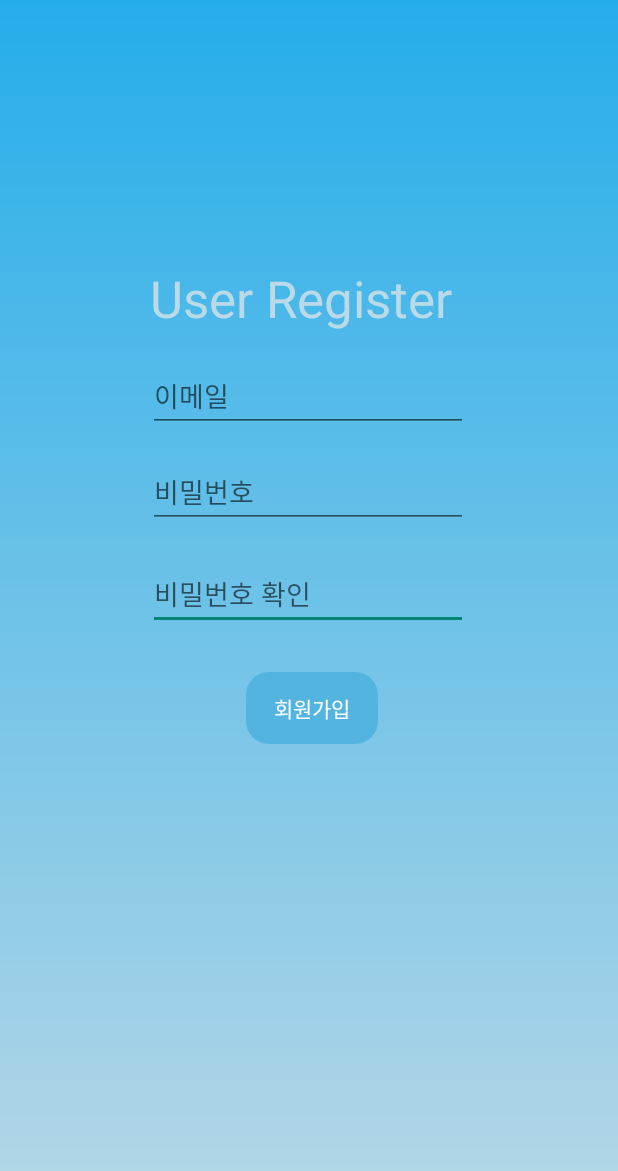
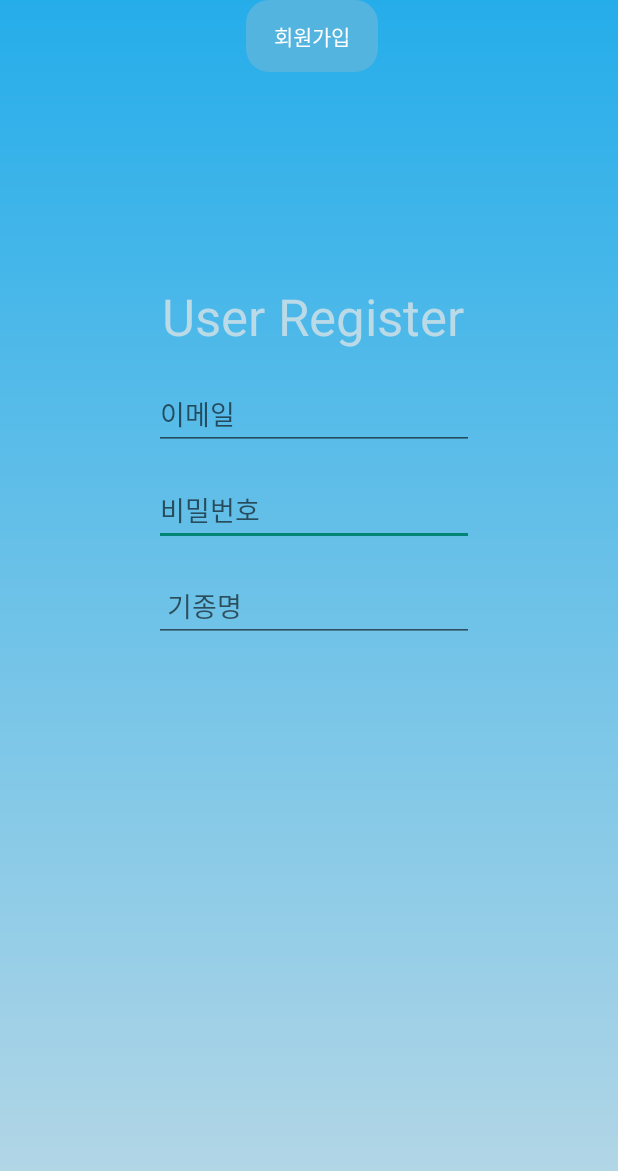
Before and after one commit to minsik0717/VTL_Helper, an Android app: the Register screen opened directly, with no data from a screen before it, on a phone screen of 412 x 824 dp. Shown: the top 1171 px of the screen. Run offline under Robolectric (Android 15) with nearby library versions, the phone set to English and light mode, and no system bars.

Commit message:
회원가입 화면 수정

```diff
--- a/app/src/main/res/layout/activity_register.xml
+++ b/app/src/main/res/layout/activity_register.xml
@@ -7,26 +7,13 @@
     android:background="@drawable/gradient_background"
     tools:context=".Register">
 
-    <EditText
-        android:id="@+id/edit_pwd"
-        android:layout_width="wrap_content"
-        android:layout_height="wrap_content"
-        android:layout_marginTop="20dp"
-        android:ems="10"
-        android:hint="비밀번호 확인"
-        android:inputType="textPassword"
-        app:layout_constraintEnd_toEndOf="parent"
-        app:layout_constraintHorizontal_bias="0.497"
-        app:layout_constraintStart_toStartOf="parent"
-        app:layout_constraintTop_toBottomOf="@+id/edit_pw" />
-
     <TextView
         android:id="@+id/textView8"
         android:layout_width="wrap_content"
         android:layout_height="wrap_content"
-        android:layout_marginStart="100dp"
-        android:layout_marginLeft="100dp"
-        android:layout_marginTop="176dp"
+        android:layout_marginStart="108dp"
+        android:layout_marginLeft="108dp"
+        android:layout_marginTop="188dp"
         android:text="User Register"
         android:textColor="#BADAE8"
         android:textSize="34sp"
@@ -34,20 +21,7 @@
         app:layout_constraintTop_toTopOf="parent" />
 
     <EditText
-        android:id="@+id/edit_email"
-        android:layout_width="wrap_content"
-        android:layout_height="wrap_content"
-        android:layout_marginTop="240dp"
-        android:ems="10"
-        android:hint="이메일"
-        android:inputType="textPersonName"
-        app:layout_constraintEnd_toEndOf="parent"
-        app:layout_constraintHorizontal_bias="0.497"
-        app:layout_constraintStart_toStartOf="parent"
-        app:layout_constraintTop_toTopOf="parent" />
-
-    <EditText
-        android:id="@+id/edit_pw"
+        android:id="@+id/edit_pwd"
         android:layout_width="wrap_content"
         android:layout_height="wrap_content"
         android:layout_marginTop="16dp"
@@ -55,15 +29,40 @@
         android:hint="비밀번호"
         android:inputType="textPassword"
         app:layout_constraintEnd_toEndOf="parent"
-        app:layout_constraintHorizontal_bias="0.497"
+        app:layout_constraintHorizontal_bias="0.517"
         app:layout_constraintStart_toStartOf="parent"
         app:layout_constraintTop_toBottomOf="@+id/edit_email" />
+
+    <EditText
+        android:id="@+id/edit_uamnum"
+        android:layout_width="wrap_content"
+        android:layout_height="wrap_content"
+        android:layout_marginTop="16dp"
+        android:ems="10"
+        android:hint=" 기종명 "
+        android:inputType="textPersonName"
+        app:layout_constraintEnd_toEndOf="parent"
+        app:layout_constraintHorizontal_bias="0.517"
+        app:layout_constraintStart_toStartOf="parent"
+        app:layout_constraintTop_toBottomOf="@+id/edit_pwd" />
+
+    <EditText
+        android:id="@+id/edit_email"
+        android:layout_width="wrap_content"
+        android:layout_height="wrap_content"
+        android:layout_marginTop="252dp"
+        android:ems="10"
+        android:hint="이메일"
+        android:inputType="textPersonName"
+        app:layout_constraintEnd_toEndOf="parent"
+        app:layout_constraintHorizontal_bias="0.517"
+        app:layout_constraintStart_toStartOf="parent"
+        app:layout_constraintTop_toTopOf="parent" />
 
     <Button
         android:id="@+id/btn_register"
         android:layout_width="wrap_content"
         android:layout_height="wrap_content"
-        android:layout_marginTop="28dp"
         android:layout_marginEnd="160dp"
         android:layout_marginRight="160dp"
         android:background="@drawable/round_button"
@@ -71,6 +70,6 @@
         android:textColor="#FFFFFF"
         app:backgroundTint="#53B4DF"
         app:layout_constraintEnd_toEndOf="parent"
-        app:layout_constraintTop_toBottomOf="@+id/edit_pwd" />
+        tools:layout_editor_absoluteY="466dp" />
 
 </androidx.constraintlayout.widget.ConstraintLayout>
```
